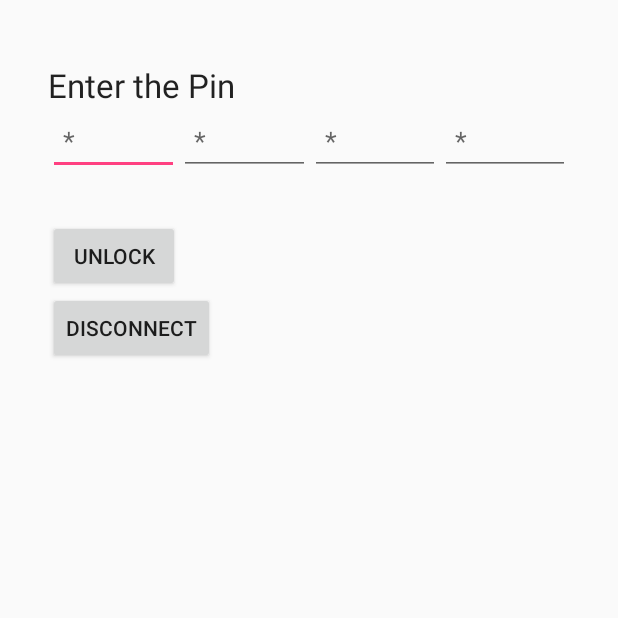
After one commit to iamOJ/HomeSecurity, an Android app: the PinCheck screen opened directly, with no data from a screen before it, on a phone screen of 412 x 824 dp, the top half of it. The commit adds this screen. Run offline under Robolectric (Android 15) with nearby library versions, the phone set to English and light mode, and no system bars; 4 statements that could not run were skipped.

Commit message:
Add PinCheck Actvity

```diff
--- a/HomeSec/app/build.gradle
+++ b/HomeSec/app/build.gradle
@@ -22,6 +22,7 @@ dependencies {
     implementation fileTree(dir: 'libs', include: ['*.jar'])
     implementation 'com.android.support:appcompat-v7:28.0.0-rc02'
     implementation 'com.android.support.constraint:constraint-layout:1.1.3'
+    implementation 'com.android.support:design:28.0.0-rc01'
     testImplementation 'junit:junit:4.12'
     androidTestImplementation 'com.android.support.test:runner:1.0.2'
     androidTestImplementation 'com.android.support.test.espresso:espresso-core:3.0.2'
--- /dev/null
+++ b/HomeSec/app/src/main/java/com/jones/ojaswikumar/homesec/PinCheck.java
@@ -0,0 +1,30 @@
+package com.jones.ojaswikumar.homesec;
+
+import android.os.Bundle;
+import android.support.design.widget.FloatingActionButton;
+import android.support.design.widget.Snackbar;
+import android.support.v7.app.AppCompatActivity;
+import android.support.v7.widget.Toolbar;
+import android.view.View;
+
+public class PinCheck extends AppCompatActivity {
+
+    @Override
+    protected void onCreate(Bundle savedInstanceState) {
+        super.onCreate(savedInstanceState);
+        setContentView(R.layout.activity_pin_check);
+        Toolbar toolbar = (Toolbar) findViewById(R.id.toolbar);
+        setSupportActionBar(toolbar);
+
+        FloatingActionButton fab = (FloatingActionButton) findViewById(R.id.fab);
+        fab.setOnClickListener(new View.OnClickListener() {
+            @Override
+            public void onClick(View view) {
+                Snackbar.make(view, "Replace with your own action", Snackbar.LENGTH_LONG)
+                        .setAction("Action", null).show();
+            }
+        });
+        getSupportActionBar().setDisplayHomeAsUpEnabled(true);
+    }
+
+}
--- /dev/null
+++ b/HomeSec/app/src/main/res/layout/activity_pin_check.xml
@@ -0,0 +1,101 @@
+<?xml version="1.0" encoding="utf-8"?>
+<LinearLayout xmlns:android="http://schemas.android.com/apk/res/android"
+    xmlns:app="http://schemas.android.com/apk/res-auto"
+    xmlns:tools="http://schemas.android.com/tools"
+    android:layout_width="match_parent"
+    android:layout_height="match_parent"
+    android:orientation="vertical"
+    android:paddingBottom="16dp"
+    android:paddingLeft="32dp"
+    android:paddingRight="32dp"
+    tools:context=".PinCheck"
+    tools:showIn="@layout/activity_pin_check">
+
+    <TextView
+        android:id="@+id/textView1"
+        android:layout_width="wrap_content"
+        android:layout_height="wrap_content"
+        android:layout_marginTop="42dp"
+        android:text="Enter the Pin"
+        android:textAppearance="?android:attr/textAppearanceLarge" />
+
+    <LinearLayout
+        android:layout_width="match_parent"
+        android:layout_height="wrap_content"
+        android:orientation="horizontal"
+        android:weightSum="4">
+
+        <EditText
+            android:id="@+id/pin1"
+            android:layout_width="wrap_content"
+            android:layout_height="wrap_content"
+            android:layout_weight="1"
+            android:ems="10"
+            android:hint="*"
+            android:inputType="numberPassword"
+            android:paddingLeft="10dp"
+            android:paddingRight="10dp" />
+
+        <EditText
+            android:id="@+id/pin2"
+            android:layout_width="wrap_content"
+            android:layout_height="wrap_content"
+            android:layout_weight="1"
+            android:ems="10"
+            android:hint="*"
+            android:inputType="numberPassword"
+            android:paddingLeft="10dp"
+            android:paddingRight="10dp" />
+
+        <EditText
+            android:id="@+id/pin3"
+            android:layout_width="wrap_content"
+            android:layout_height="wrap_content"
+            android:layout_weight="1"
+            android:ems="10"
+            android:hint="*"
+            android:inputType="numberPassword"
+            android:paddingLeft="10dp"
+            android:paddingRight="10dp" />
+
+        <EditText
+            android:id="@+id/pin4"
+            android:layout_width="wrap_content"
+            android:layout_height="wrap_content"
+            android:layout_weight="1"
+            android:ems="10"
+            android:hint="*"
+            android:inputType="numberPassword"
+            android:paddingLeft="10dp"
+            android:paddingRight="10dp" />
+
+    </LinearLayout>
+
+    <Button
+        android:id="@+id/button1"
+        android:layout_width="wrap_content"
+        android:layout_height="wrap_content"
+        android:layout_marginTop="30dp"
+        android:text="Unlock" />
+
+    <Button
+        android:id="@+id/button2"
+        android:layout_width="wrap_content"
+        android:layout_height="wrap_content"
+        android:text="Disconnect" />
+
+    <TextView
+        android:id="@+id/lumn"
+        android:layout_width="wrap_content"
+        android:layout_height="wrap_content"
+        android:layout_above="@+id/seekBar"
+        android:layout_alignParentEnd="true"
+        android:layout_alignParentRight="true"
+        android:layout_alignTop="@+id/textView3"
+        android:layout_marginLeft="6dp"
+        android:layout_marginStart="6dp"
+        android:layout_toRightOf="@+id/button4" />
+
+
+
+</LinearLayout>
--- /dev/null
+++ b/HomeSec/app/src/main/res/values/dimens.xml
@@ -0,0 +1,3 @@
+<resources>
+    <dimen name="fab_margin">16dp</dimen>
+</resources>
--- a/HomeSec/app/src/main/res/values/strings.xml
+++ b/HomeSec/app/src/main/res/values/strings.xml
@@ -1,3 +1,4 @@
 <resources>
     <string name="app_name">HomeSec</string>
+    <string name="title_activity_pin_check">PinCheck</string>
 </resources>
--- a/HomeSec/app/src/main/res/values/styles.xml
+++ b/HomeSec/app/src/main/res/values/styles.xml
@@ -8,4 +8,13 @@
         <item name="colorAccent">@color/colorAccent</item>
     </style>
 
+    <style name="AppTheme.NoActionBar">
+        <item name="windowActionBar">false</item>
+        <item name="windowNoTitle">true</item>
+    </style>
+
+    <style name="AppTheme.AppBarOverlay" parent="ThemeOverlay.AppCompat.Dark.ActionBar" />
+
+    <style name="AppTheme.PopupOverlay" parent="ThemeOverlay.AppCompat.Light" />
+
 </resources>
```
Also changed, not shown: HomeSec/app/src/main/AndroidManifest.xml (+9 -2 lines), HomeSec/app/src/main/java/com/jones/ojaswikumar/homesec/MainActivity.java (+19 -0 lines), HomeSec/app/src/main/res/layout/content_pin_check.xml (added, +101 -0 lines).
